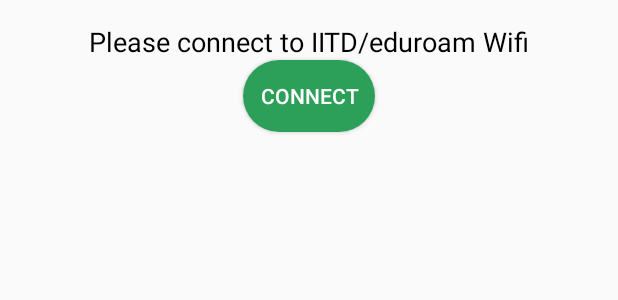
After one commit to Korku02/disa, an Android app: the layout wifidialog.xml on its own in the app's theme, with its tools: preview values and no code run, on a phone screen of 412 x 824 dp. The commit adds this screen. Shown: the top 300 px of the screen. Run offline under Robolectric (Android 15) with nearby library versions, the phone set to English and light mode, and no system bars; network calls fail.

Commit message:
minor changes

```diff
--- a/app/src/main/AndroidManifest.xml
+++ b/app/src/main/AndroidManifest.xml
@@ -8,7 +8,7 @@
     <uses-permission android:name="android.permission.READ_PROFILE" />
     <uses-permission android:name="android.permission.READ_CONTACTS" />
     <uses-permission android:name="android.permission.INTERNET" />
-    <uses-permission android:name="android.permission.INTERNET"/>
+    <uses-permission android:name="android.permission.INTERNET" />
     <uses-permission android:name="android.permission.ACCESS_WIFI_STATE" />
     <uses-permission android:name="android.permission.ACCESS_NETWORK_STATE" />
 
@@ -59,7 +59,7 @@
         <activity
             android:name=".successfulFeedback"
             android:label="@string/title_activity_successful_feedback"
-            android:theme="@style/AppTheme.NoActionBar"></activity>
+            android:theme="@style/AppTheme.NoActionBar" />
     </application>
 
 </manifest>
--- a/app/src/main/java/iitd/messfeeback/myapplication/attendance.java
+++ b/app/src/main/java/iitd/messfeeback/myapplication/attendance.java
@@ -80,6 +80,7 @@ public class attendance extends Fragment implements View.OnClickListener {
         if(view == buttonAttendanceScan){
             giveAttendance = TRUE;
             qrScan.initiateScan();
+            System.out.println(giveAttendance);
 
         }
     }
--- a/app/src/main/res/layout/fragment_profile.xml
+++ b/app/src/main/res/layout/fragment_profile.xml
@@ -86,7 +86,7 @@
                 android:layout_marginRight="20dp"
                 android:layout_marginLeft="20dp"
                 android:layout_marginBottom="30dp"
-                android:id="@+id/cardView"
+                android:id="@+id/cardlastFeedback"
                 android:background="@drawable/circlecard"
                 android:layout_below="@+id/mainCard"
                 android:orientation="horizontal"
--- /dev/null
+++ b/app/src/main/res/layout/wifidialog.xml
@@ -0,0 +1,31 @@
+<?xml version="1.0" encoding="utf-8"?>
+<RelativeLayout xmlns:android="http://schemas.android.com/apk/res/android"
+    android:layout_width="fill_parent"
+    android:layout_height="fill_parent"
+    android:padding="15dp">
+
+
+
+    <TextView
+        android:id="@+id/please_text"
+        android:layout_width="fill_parent"
+        android:layout_height="wrap_content"
+        android:textColor="#000"
+        android:gravity="center"
+        android:textSize="18dp"
+        android:text="@string/not_connected"
+        />
+    <Button
+        android:layout_width="wrap_content"
+        android:layout_height="wrap_content"
+        android:layout_below="@+id/please_text"
+        android:layout_centerHorizontal="true"
+        android:text="@string/connect"
+        android:id="@+id/wifi_button"
+        android:textColor="#fff"
+        android:background="@drawable/roundbutton"
+        />
+
+
+
+</RelativeLayout>
--- a/app/src/main/res/values/strings.xml
+++ b/app/src/main/res/values/strings.xml
@@ -26,7 +26,8 @@
     <string name="scan_qr">Scan Qr Code</string>
     <string name="mess_type">Meal Type</string>
     <string name="submit_feedback">Submit</string>
-
+    <string name="not_connected">Please connect to IITD/eduroam Wifi</string>
+    <string name="connect">Connect</string>
     <!-- TODO: Remove or change this placeholder text -->
     <string name="hello_blank_fragment">Hello blank fragment</string>
 
@@ -52,4 +53,5 @@
     <string name="title_activity_succesful_attendance">succesfulAttendance</string>
     <string name="title_activity_successfull_feedback">successfullFeedback</string>
     <string name="title_activity_successful_feedback">successfulFeedback</string>
+    <string name="title_activity_wifi_connect">wifiConnect</string>
 </resources>
```
Also changed, not shown: app/src/main/java/iitd/messfeeback/myapplication/MainActivity.java (+102 -19 lines), app/src/main/java/iitd/messfeeback/myapplication/Signup.java (+88 -3 lines), app/src/main/java/iitd/messfeeback/myapplication/profile.java (+16 -2 lines), app/src/main/java/iitd/messfeeback/myapplication/submitRating.java (+18 -8 lines), app/src/main/java/iitd/messfeeback/myapplication/userlogin.java (+88 -9 lines), 84 other files.
